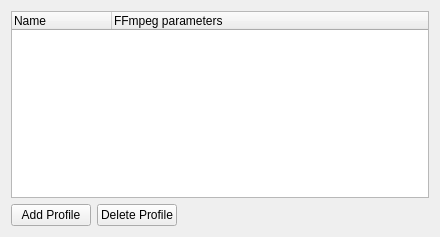
Before: the Qt Designer form src/widgets/configtranscode_ui.ui in KDE/kdenlive, drawn with Qt 5.
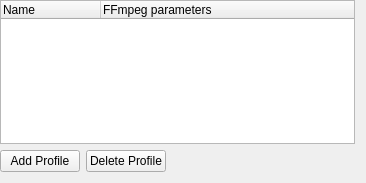
After: the same form once the commit is applied.

Commit message: Remove double margin in config dialog

Patch:
```diff
--- a/src/widgets/configtranscode_ui.ui
+++ b/src/widgets/configtranscode_ui.ui
@@ -6,11 +6,17 @@
    <rect>
     <x>0</x>
     <y>0</y>
-    <width>440</width>
-    <height>237</height>
+    <width>366</width>
+    <height>183</height>
    </rect>
   </property>
   <layout class="QGridLayout" name="gridLayout">
+   <property name="leftMargin">
+    <number>0</number>
+   </property>
+   <property name="topMargin">
+    <number>0</number>
+   </property>
    <item row="0" column="0" colspan="3">
     <widget class="QTreeWidget" name="profiles_list">
      <property name="alternatingRowColors">
```
The commit also changes 7 other files.
